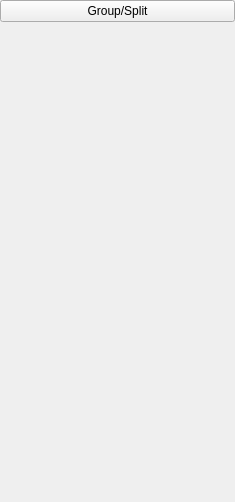
The window that ui/pg_channel_manager.ui (analogdevicesinc/scopy) describes before a commit, drawn with Qt 5.
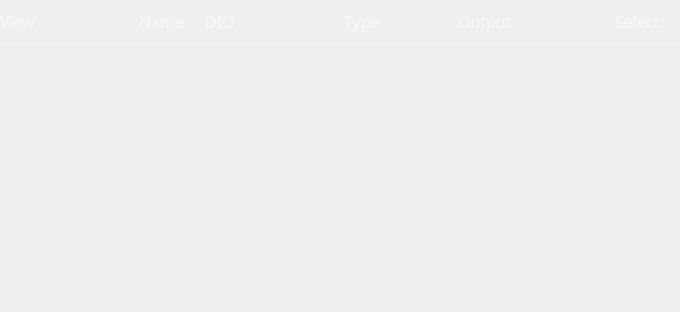
The same window after the commit.

Commit message: PatternGenerator - expand/collapse channel manager

```diff
--- a/ui/pg_channel_manager.ui
+++ b/ui/pg_channel_manager.ui
@@ -6,13 +6,22 @@
    <rect>
     <x>0</x>
     <y>0</y>
-    <width>235</width>
-    <height>502</height>
+    <width>680</width>
+    <height>312</height>
    </rect>
   </property>
+  <property name="sizePolicy">
+   <sizepolicy hsizetype="Maximum" vsizetype="Preferred">
+    <horstretch>0</horstretch>
+    <verstretch>0</verstretch>
+   </sizepolicy>
+  </property>
   <property name="windowTitle">
    <string>Form</string>
   </property>
+  <property name="styleSheet">
+   <string notr="true"/>
+  </property>
   <layout class="QVBoxLayout" name="verticalLayout">
    <property name="spacing">
     <number>0</number>
@@ -30,11 +39,334 @@
     <number>0</number>
    </property>
    <item>
-    <widget class="QPushButton" name="groupSplit">
-     <property name="text">
-      <string>Group/Split</string>
+    <layout class="QVBoxLayout" name="verticalLayout_3">
+     <property name="spacing">
+      <number>0</number>
      </property>
-    </widget>
+     <property name="topMargin">
+      <number>0</number>
+     </property>
+     <property name="bottomMargin">
+      <number>0</number>
+     </property>
+     <item>
+      <widget class="QWidget" name="channelManagerHeader" native="true">
+       <property name="sizePolicy">
+        <sizepolicy hsizetype="Preferred" vsizetype="Preferred">
+         <horstretch>0</horstretch>
+         <verstretch>0</verstretch>
+        </sizepolicy>
+       </property>
+       <property name="styleSheet">
+        <string notr="true">QLabel{
+/*  background-color: rgb(170, 0, 0);*/
+
+  font-family: ArialMT;
+  font-size: 16px;
+  font-weight: normal;
+  font-style: normal;
+  text-align: left;
+  color: rgba(255,255,255,140)
+}</string>
+       </property>
+       <layout class="QHBoxLayout" name="horizontalLayout">
+        <property name="spacing">
+         <number>0</number>
+        </property>
+        <property name="leftMargin">
+         <number>0</number>
+        </property>
+        <property name="topMargin">
+         <number>10</number>
+        </property>
+        <property name="rightMargin">
+         <number>0</number>
+        </property>
+        <property name="bottomMargin">
+         <number>10</number>
+        </property>
+        <item>
+         <widget class="QLabel" name="labelView">
+          <property name="sizePolicy">
+           <sizepolicy hsizetype="Minimum" vsizetype="Preferred">
+            <horstretch>0</horstretch>
+            <verstretch>0</verstretch>
+           </sizepolicy>
+          </property>
+          <property name="minimumSize">
+           <size>
+            <width>40</width>
+            <height>0</height>
+           </size>
+          </property>
+          <property name="text">
+           <string>View</string>
+          </property>
+         </widget>
+        </item>
+        <item>
+         <spacer name="horizontalSpacer_3">
+          <property name="orientation">
+           <enum>Qt::Horizontal</enum>
+          </property>
+          <property name="sizeType">
+           <enum>QSizePolicy::Minimum</enum>
+          </property>
+          <property name="sizeHint" stdset="0">
+           <size>
+            <width>30</width>
+            <height>20</height>
+           </size>
+          </property>
+         </spacer>
+        </item>
+        <item>
+         <spacer name="horizontalSpacer_6">
+          <property name="orientation">
+           <enum>Qt::Horizontal</enum>
+          </property>
+          <property name="sizeType">
+           <enum>QSizePolicy::Fixed</enum>
+          </property>
+          <property name="sizeHint" stdset="0">
+           <size>
+            <width>10</width>
+            <height>20</height>
+           </size>
+          </property>
+         </spacer>
+        </item>
+        <item>
+         <spacer name="horizontalSpacer_7">
+          <property name="orientation">
+           <enum>Qt::Horizontal</enum>
+          </property>
+          <property name="sizeType">
+           <enum>QSizePolicy::Fixed</enum>
+          </property>
+          <property name="sizeHint" stdset="0">
+           <size>
+            <width>10</width>
+            <height>20</height>
+           </size>
+          </property>
+         </spacer>
+        </item>
+        <item>
+         <widget class="QLabel" name="labelName">
+          <property name="sizePolicy">
+           <sizepolicy hsizetype="Maximum" vsizetype="Preferred">
+            <horstretch>0</horstretch>
+            <verstretch>0</verstretch>
+           </sizepolicy>
+          </property>
+          <property name="text">
+           <string>Name</string>
+          </property>
+         </widget>
+        </item>
+        <item>
+         <spacer name="horizontalSpacer">
+          <property name="orientation">
+           <enum>Qt::Horizontal</enum>
+          </property>
+          <property name="sizeType">
+           <enum>QSizePolicy::Maximum</enum>
+          </property>
+          <property name="sizeHint" stdset="0">
+           <size>
+            <width>20</width>
+            <height>20</height>
+           </size>
+          </property>
+         </spacer>
+        </item>
+        <item>
+         <widget class="QLabel" name="labelDIO">
+          <property name="sizePolicy">
+           <sizepolicy hsizetype="Maximum" vsizetype="Preferred">
+            <horstretch>0</horstretch>
+            <verstretch>0</verstretch>
+           </sizepolicy>
+          </property>
+          <property name="text">
+           <string>DIO</string>
+          </property>
+         </widget>
+        </item>
+        <item>
+         <spacer name="horizontalSpacer_2">
+          <property name="orientation">
+           <enum>Qt::Horizontal</enum>
+          </property>
+          <property name="sizeType">
+           <enum>QSizePolicy::Preferred</enum>
+          </property>
+          <property name="sizeHint" stdset="0">
+           <size>
+            <width>28</width>
+            <height>20</height>
+           </size>
+          </property>
+         </spacer>
+        </item>
+        <item>
+         <spacer name="horizontalSpacer_8">
+          <property name="orientation">
+           <enum>Qt::Horizontal</enum>
+          </property>
+          <property name="sizeType">
+           <enum>QSizePolicy::Minimum</enum>
+          </property>
+          <property name="sizeHint" stdset="0">
+           <size>
+            <width>40</width>
+            <height>20</height>
+           </size>
+          </property>
+         </spacer>
+        </item>
+        <item>
+         <spacer name="horizontalSpacer_9">
+          <property name="orientation">
+           <enum>Qt::Horizontal</enum>
+          </property>
+          <property name="sizeType">
+           <enum>QSizePolicy::Preferred</enum>
+          </property>
+          <property name="sizeHint" stdset="0">
+           <size>
+            <width>41</width>
+            <height>20</height>
+           </size>
+          </property>
+         </spacer>
+        </item>
+        <item>
+         <widget class="QLabel" name="labelType">
+          <property name="text">
+           <string>Type</string>
+          </property>
+         </widget>
+        </item>
+        <item>
+         <spacer name="horizontalSpacer_4">
+          <property name="orientation">
+           <enum>Qt::Horizontal</enum>
+          </property>
+          <property name="sizeType">
+           <enum>QSizePolicy::Preferred</enum>
+          </property>
+          <property name="sizeHint" stdset="0">
+           <size>
+            <width>25</width>
+            <height>20</height>
+           </size>
+          </property>
+         </spacer>
+        </item>
+        <item>
+         <widget class="QLabel" name="labelOutput">
+          <property name="text">
+           <string>Output</string>
+          </property>
+         </widget>
+        </item>
+        <item>
+         <spacer name="horizontalSpacer_5">
+          <property name="orientation">
+           <enum>Qt::Horizontal</enum>
+          </property>
+          <property name="sizeType">
+           <enum>QSizePolicy::Preferred</enum>
+          </property>
+          <property name="sizeHint" stdset="0">
+           <size>
+            <width>39</width>
+            <height>20</height>
+           </size>
+          </property>
+         </spacer>
+        </item>
+        <item>
+         <spacer name="horizontalSpacer_10">
+          <property name="orientation">
+           <enum>Qt::Horizontal</enum>
+          </property>
+          <property name="sizeType">
+           <enum>QSizePolicy::Maximum</enum>
+          </property>
+          <property name="sizeHint" stdset="0">
+           <size>
+            <width>14</width>
+            <height>20</height>
+           </size>
+          </property>
+         </spacer>
+        </item>
+        <item>
+         <spacer name="horizontalSpacer_11">
+          <property name="orientation">
+           <enum>Qt::Horizontal</enum>
+          </property>
+          <property name="sizeType">
+           <enum>QSizePolicy::Preferred</enum>
+          </property>
+          <property name="sizeHint" stdset="0">
+           <size>
+            <width>15</width>
+            <height>20</height>
+           </size>
+          </property>
+         </spacer>
+        </item>
+        <item>
+         <widget class="QLabel" name="labelSelect">
+          <property name="sizePolicy">
+           <sizepolicy hsizetype="Maximum" vsizetype="Preferred">
+            <horstretch>0</horstretch>
+            <verstretch>0</verstretch>
+           </sizepolicy>
+          </property>
+          <property name="text">
+           <string>Select</string>
+          </property>
+         </widget>
+        </item>
+        <item>
+         <spacer name="horizontalSpacer_12">
+          <property name="orientation">
+           <enum>Qt::Horizontal</enum>
+          </property>
+          <property name="sizeType">
+           <enum>QSizePolicy::Preferred</enum>
+          </property>
+          <property name="sizeHint" stdset="0">
+           <size>
+            <width>20</width>
+            <height>20</height>
+           </size>
+          </property>
+         </spacer>
+        </item>
+       </layout>
+      </widget>
+     </item>
+     <item>
+      <widget class="Line" name="line">
+       <property name="styleSheet">
+        <string notr="true">color: rgba(255,255,255,60);
+</string>
+       </property>
+       <property name="frameShadow">
+        <enum>QFrame::Plain</enum>
+       </property>
+       <property name="orientation">
+        <enum>Qt::Horizontal</enum>
+       </property>
+      </widget>
+     </item>
+    </layout>
    </item>
    <item>
     <spacer name="verticalSpacer">
```
The commit also changes 11 other files.
